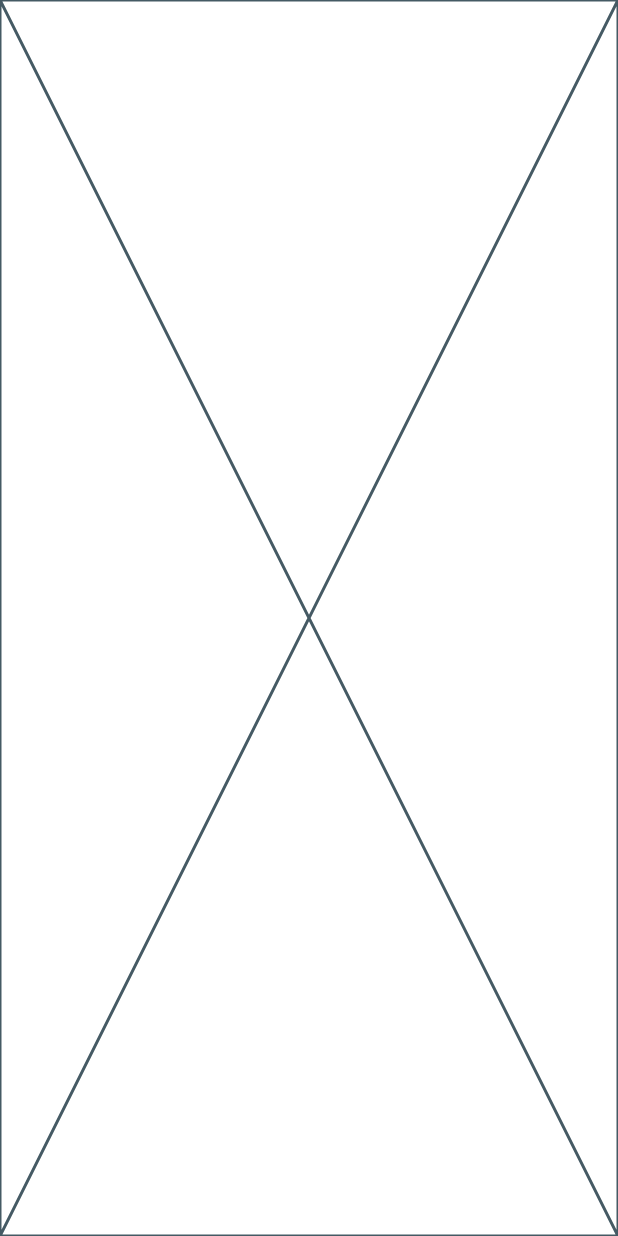
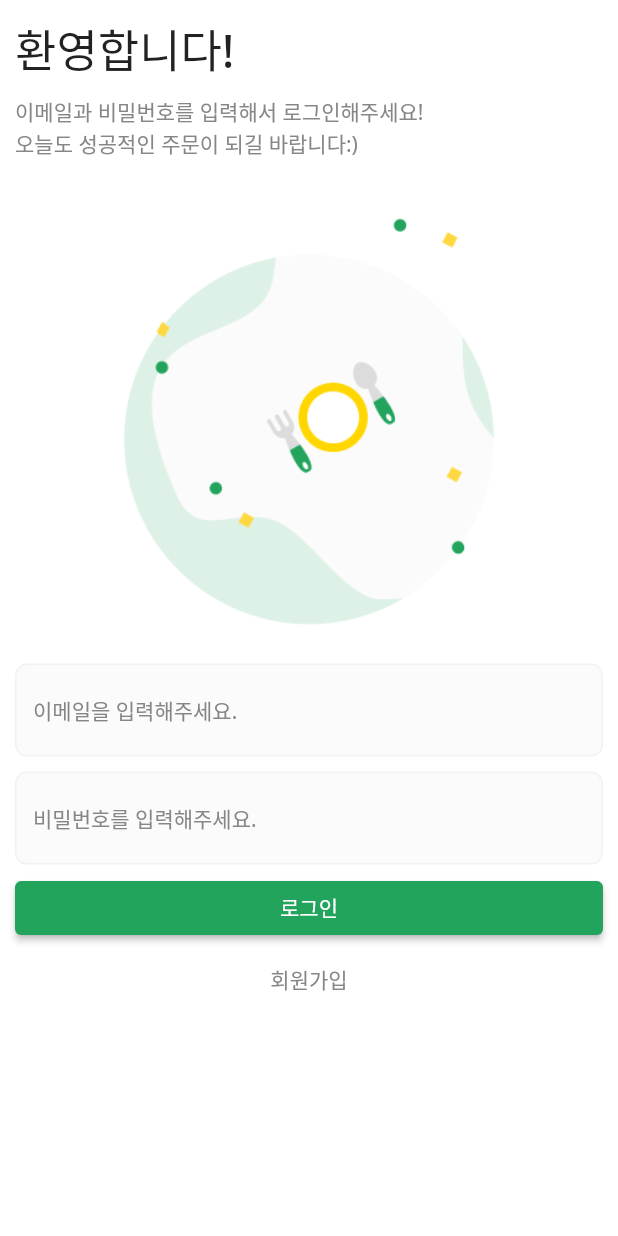
Before and after one commit to gaemi91/delivery_codefactory, a Flutter app: the screen it shows after launch, on a phone screen of 412 x 824 dp. Run offline on Flutter 3.47's test engine with Material 2 defaults, Android fonts, the phone set to English and light mode, and no system bars; our stand-ins replace flutter_secure_storage, logger.

Commit message:
Finish Login Layout

```diff
--- /dev/null
+++ b/lib/common/component/custom_text_form_field.dart
@@ -0,0 +1,48 @@
+import 'package:delivery_codefactory/common/const/colors.dart';
+import 'package:flutter/material.dart';
+
+class CustomTextFormField extends StatelessWidget {
+  final String? hintText;
+  final String? errorText;
+  final bool obscureText;
+  final bool autoFocus;
+  final ValueChanged<String>? onChanged;
+
+  const CustomTextFormField({
+    this.errorText,
+    this.hintText,
+    this.obscureText = false,
+    this.autoFocus = false,
+    required this.onChanged,
+    Key? key,
+  }) : super(key: key);
+
+  @override
+  Widget build(BuildContext context) {
+    return TextFormField(
+      onChanged: onChanged,
+      cursorColor: Color_Main,
+      autofocus: autoFocus,
+      obscureText: obscureText,
+      decoration: InputDecoration(
+        errorText: errorText,
+        hintText: hintText,
+        hintStyle: const TextStyle(color: Color_Text, fontSize: 14.0),
+        filled: true,
+        fillColor: Color_TextField_BG,
+        border: const OutlineInputBorder(
+          borderRadius: BorderRadius.all(Radius.circular(8.0)),
+          borderSide: BorderSide(color: Color_TextField_Border, width: 1.0),
+        ),
+        enabledBorder: const OutlineInputBorder(
+          borderRadius: BorderRadius.all(Radius.circular(8.0)),
+          borderSide: BorderSide(color: Color_TextField_Border, width: 1.0),
+        ),
+        focusedBorder: const OutlineInputBorder(
+          borderRadius: BorderRadius.all(Radius.circular(8.0)),
+          borderSide: BorderSide(color: Color_Main, width: 1.0),
+        ),
+      ),
+    );
+  }
+}
--- /dev/null
+++ b/lib/common/layout/layout_default.dart
@@ -0,0 +1,20 @@
+import 'package:flutter/material.dart';
+
+class LayoutDefault extends StatelessWidget {
+  final Widget body;
+  final Color colorBG;
+
+  const LayoutDefault({
+    Key? key,
+    required this.body,
+    this.colorBG = Colors.white,
+  }) : super(key: key);
+
+  @override
+  Widget build(BuildContext context) {
+    return Scaffold(
+      backgroundColor: colorBG,
+      body: body,
+    );
+  }
+}
--- a/lib/user/route/route_user_login.dart
+++ b/lib/user/route/route_user_login.dart
@@ -1,3 +1,6 @@
+import 'package:delivery_codefactory/common/component/custom_text_form_field.dart';
+import 'package:delivery_codefactory/common/const/colors.dart';
+import 'package:delivery_codefactory/common/layout/layout_default.dart';
 import 'package:flutter/material.dart';
 
 class RouteUserLogin extends StatefulWidget {
@@ -8,8 +11,82 @@ class RouteUserLogin extends StatefulWidget {
 }
 
 class _RouteUserLoginState extends State<RouteUserLogin> {
+  String inputId = '';
+  String inputPass = '';
+
   @override
   Widget build(BuildContext context) {
-    return const Placeholder();
+    return LayoutDefault(
+      body: SafeArea(
+        child: SingleChildScrollView(
+          keyboardDismissBehavior: ScrollViewKeyboardDismissBehavior.onDrag,
+          physics: const BouncingScrollPhysics(),
+          child: InkWell(
+            onTap: () {
+              FocusManager.instance.primaryFocus?.unfocus();
+            },
+            child: Container(
+              color: Colors.white,
+              width: MediaQuery.of(context).size.width,
+              child: Padding(
+                padding: const EdgeInsets.symmetric(horizontal: 10.0),
+                child: Column(
+                  children: [
+                    Column(
+                      crossAxisAlignment: CrossAxisAlignment.stretch,
+                      children: const [
+                        SizedBox(height: 10.0),
+                        Text('환영합니다!', style: TextStyle(fontSize: 30, fontWeight: FontWeight.w500)),
+                        SizedBox(height: 10.0),
+                        Text(
+                          '이메일과 비밀번호를 입력해서 로그인해주세요!\n오늘도 성공적인 주문이 되길 바랍니다:)',
+                          style: TextStyle(color: Color_Text),
+                        ),
+                      ],
+                    ),
+                    Image.asset('asset/img/misc/logo.png', width: MediaQuery.of(context).size.width * 3 / 4),
+                    const SizedBox(height: 20.0),
+                    CustomTextFormField(
+                      onChanged: (value) {
+                        inputId = value;
+                      },
+                      hintText: '이메일을 입력해주세요.',
+                    ),
+                    const SizedBox(height: 10.0),
+                    CustomTextFormField(
+                      onChanged: (value) {
+                        inputPass = value;
+                      },
+                      hintText: '비밀번호를 입력해주세요.',
+                      obscureText: true,
+                    ),
+                    const SizedBox(height: 5.0),
+                    SizedBox(
+                      width: double.infinity,
+                      child: ElevatedButton(
+                        onPressed: () {},
+                        style: ElevatedButton.styleFrom(
+                          backgroundColor: Color_Main,
+                        ),
+                        child: const Text('로그인'),
+                      ),
+                    ),
+                    SizedBox(
+                      width: double.infinity,
+                      child: TextButton(
+                        onPressed: () {},
+                        style: ElevatedButton.styleFrom(foregroundColor: Color_Text),
+                        child: const Text('회원가입'),
+                      ),
+                    )
+                  ],
+                ),
+              ),
+            ),
+          ),
+        ),
+      ),
+    );
+    ;
   }
 }
```
